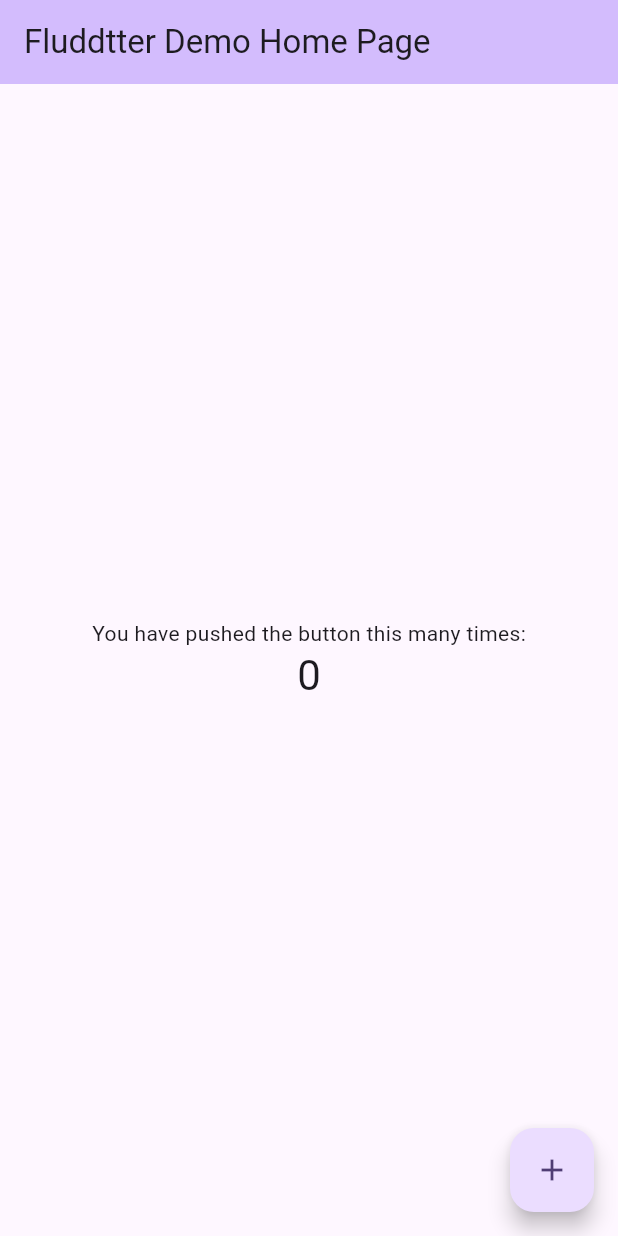
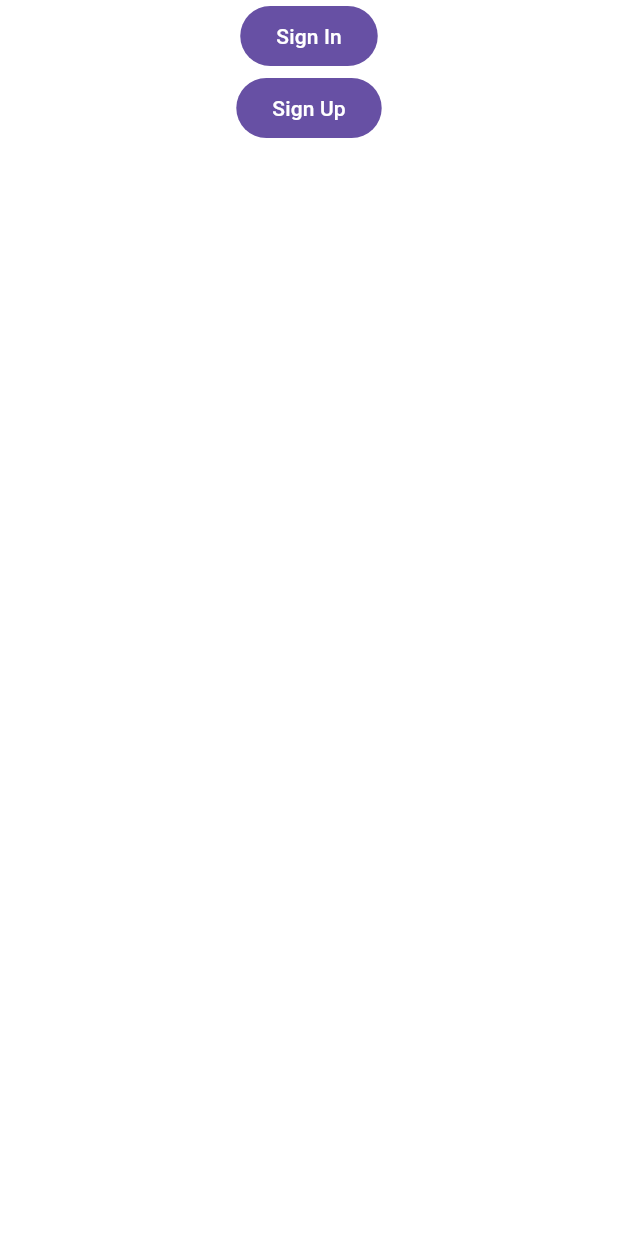
Before and after one commit to viethua99/Full-Stack-Ecommerce-App, a Flutter app: the screen it shows after launch, on a phone screen of 412 x 824 dp. Run offline on Flutter 3.47's test engine with Material 3 defaults, Android fonts, the phone set to English and light mode, and no system bars.

Commit message:
[Flutter] Setup Home Screen, Sign In Screen, Sign Up Screen

```diff
--- a/social_network_flutter/lib/main.dart
+++ b/social_network_flutter/lib/main.dart
@@ -1,125 +1,22 @@
 import 'package:flutter/material.dart';
+import './screens/sign_up_screen.dart';
+import './screens/sign_in_screen.dart';
+import './screens/home_screen.dart';
 
-void main() {
-  runApp(const MyApp());
-}
+void main() => runApp(SocialNetworkApp());
 
-class MyApp extends StatelessWidget {
-  const MyApp({super.key});
+class SocialNetworkApp extends StatelessWidget {
+  const SocialNetworkApp({super.key});
 
-  // This widget is the root of your application.
   @override
   Widget build(BuildContext context) {
     return MaterialApp(
-      title: 'Flutter Demo',
-      theme: ThemeData(
-        // This is the theme of your application.
-        //
-        // TRY THIS: Try running your application with "flutter run". You'll see
-        // the application has a purple toolbar. Then, without quitting the app,
-        // try changing the seedColor in the colorScheme below to Colors.green
-        // and then invoke "hot reload" (save your changes or press the "hot
-        // reload" button in a Flutter-supported IDE, or press "r" if you used
-        // the command line to start the app).
-        //
-        // Notice that the counter didn't reset back to zero; the application
-        // state is not lost during the reload. To reset the state, use hot
-        // restart instead.
-        //
-        // This works for code too, not just values: Most code changes can be
-        // tested with just a hot reload.
-        colorScheme: ColorScheme.fromSeed(seedColor: Colors.deepPurple),
-        useMaterial3: true,
-      ),
-      home: const MyHomePage(title: 'Fluddtter Demo Home Page'),
+      initialRoute: '/',
+      routes: {
+        '/': (context) => HomeScreen(),
+        '/sign_up_screen': (context) => SignUpScreen(),
+        '/sign_in_screen': (context) => SignInScreen(),
+      },
     );
   }
 }
-
-class MyHomePage extends StatefulWidget {
-  const MyHomePage({super.key, required this.title});
-
-  // This widget is the home page of your application. It is stateful, meaning
-  // that it has a State object (defined below) that contains fields that affect
-  // how it looks.
-
-  // This class is the configuration for the state. It holds the values (in this
-  // case the title) provided by the parent (in this case the App widget) and
-  // used by the build method of the State. Fields in a Widget subclass are
-  // always marked "final".
-
-  final String title;
-
-  @override
-  State<MyHomePage> createState() => _MyHomePageState();
-}
-
-class _MyHomePageState extends State<MyHomePage> {
-  int _counter = 0;
-
-  void _incrementCounter() {
-    setState(() {
-      // This call to setState tells the Flutter framework that something has
-      // changed in this State, which causes it to rerun the build method below
-      // so that the display can reflect the updated values. If we changed
-      // _counter without calling setState(), then the build method would not be
-      // called again, and so nothing would appear to happen.
-      _counter++;
-    });
-  }
-
-  @override
-  Widget build(BuildContext context) {
-    // This method is rerun every time setState is called, for instance as done
-    // by the _incrementCounter method above.
-    //
-    // The Flutter framework has been optimized to make rerunning build methods
-    // fast, so that you can just rebuild anything that needs updating rather
-    // than having to individually change instances of widgets.
-    return Scaffold(
-      appBar: AppBar(
-        // TRY THIS: Try changing the color here to a specific color (to
-        // Colors.amber, perhaps?) and trigger a hot reload to see the AppBar
-        // change color while the other colors stay the same.
-        backgroundColor: Theme.of(context).colorScheme.inversePrimary,
-        // Here we take the value from the MyHomePage object that was created by
-        // the App.build method, and use it to set our appbar title.
-        title: Text(widget.title),
-      ),
-      body: Center(
-        // Center is a layout widget. It takes a single child and positions it
-        // in the middle of the parent.
-        child: Column(
-          // Column is also a layout widget. It takes a list of children and
-          // arranges them vertically. By default, it sizes itself to fit its
-          // children horizontally, and tries to be as tall as its parent.
-          //
-          // Column has various properties to control how it sizes itself and
-          // how it positions its children. Here we use mainAxisAlignment to
-          // center the children vertically; the main axis here is the vertical
-          // axis because Columns are vertical (the cross axis would be
-          // horizontal).
-          //
-          // TRY THIS: Invoke "debug painting" (choose the "Toggle Debug Paint"
-          // action in the IDE, or press "p" in the console), to see the
-          // wireframe for each widget.
-          mainAxisAlignment: MainAxisAlignment.center,
-          children: <Widget>[
-            const Text(
-              'You have pushed the button this many times:',
-            ),
-            Text(
-              '$_counter',
-              style: Theme.of(context).textTheme.headlineMedium,
-            ),
-          ],
-        ),
-      ),
-      floatingActionButton: FloatingActionButton(
-        onPressed: _incrementCounter,
-        tooltip: 'Increment',
-        child: const Icon(Icons.add),
-      ), // This trailing comma makes auto-formatting nicer for build methods.
-    );
-  }
-}
--- /dev/null
+++ b/social_network_flutter/lib/screens/home_screen.dart
@@ -0,0 +1,24 @@
+import 'package:flutter/material.dart';
+
+class HomeScreen extends StatelessWidget {
+  const HomeScreen({super.key});
+
+  @override
+  Widget build(BuildContext context) {
+    return SafeArea(
+        child: Column(
+      children: [
+        FilledButton(
+            onPressed: () {
+              Navigator.pushNamed(context, '/sign_in_screen');
+            },
+            child: Text('Sign In')),
+        FilledButton(
+            onPressed: () {
+              Navigator.pushNamed(context, '/sign_up_screen');
+            },
+            child: Text('Sign Up'))
+      ],
+    ));
+  }
+}
```
Also changed, not shown: social_network_flutter/lib/screens/sign_in_screen.dart (added, +80 -0 lines), social_network_flutter/lib/screens/sign_up_screen.dart (added, +105 -0 lines).
